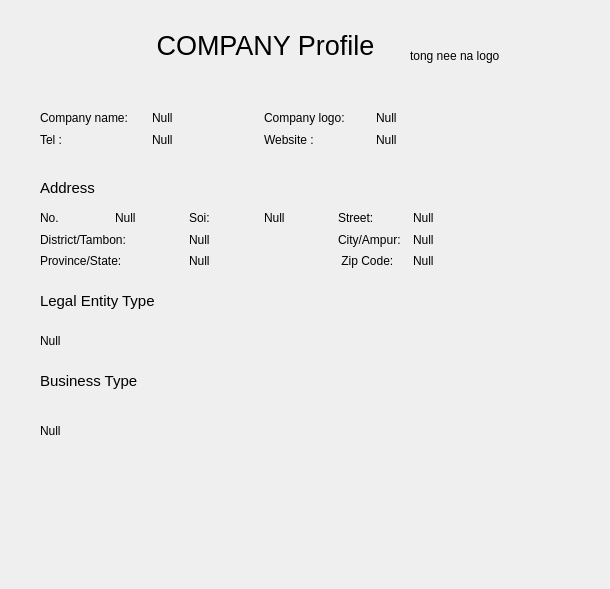
Before: the Qt Designer form ui_form/Company_view_profile.ui in Sirawap/PathFinder-Project, drawn with Qt 5.
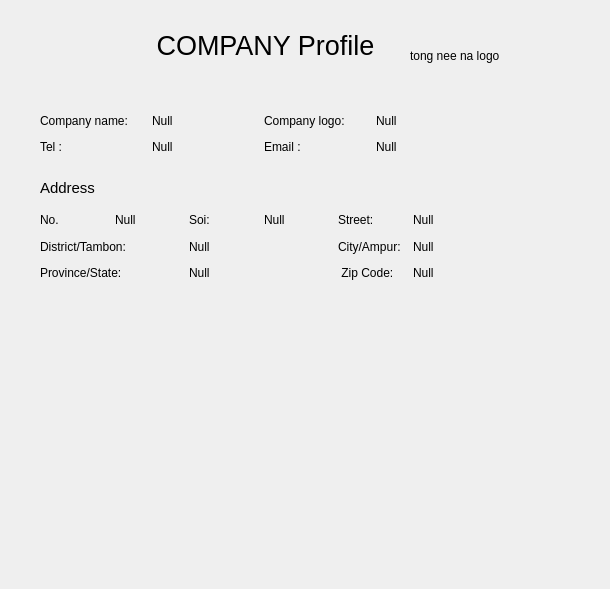
After: the same form once the commit is applied.

```diff
--- a/ui_form/Company_view_profile.ui
+++ b/ui_form/Company_view_profile.ui
@@ -52,75 +52,13 @@
     <string>Address</string>
    </property>
   </widget>
-  <widget class="QLabel" name="label_24">
-   <property name="geometry">
-    <rect>
-     <x>40</x>
-     <y>290</y>
-     <width>161</width>
-     <height>21</height>
-    </rect>
-   </property>
-   <property name="font">
-    <font>
-     <pointsize>11</pointsize>
-    </font>
-   </property>
-   <property name="text">
-    <string>Legal Entity Type</string>
-   </property>
-  </widget>
-  <widget class="QLabel" name="label_25">
-   <property name="geometry">
-    <rect>
-     <x>40</x>
-     <y>320</y>
-     <width>441</width>
-     <height>41</height>
-    </rect>
-   </property>
-   <property name="text">
-    <string>Null</string>
-   </property>
-  </widget>
-  <widget class="QLabel" name="label_26">
-   <property name="geometry">
-    <rect>
-     <x>40</x>
-     <y>370</y>
-     <width>161</width>
-     <height>21</height>
-    </rect>
-   </property>
-   <property name="font">
-    <font>
-     <pointsize>11</pointsize>
-    </font>
-   </property>
-   <property name="text">
-    <string>Business Type</string>
-   </property>
-  </widget>
-  <widget class="QLabel" name="label_27">
-   <property name="geometry">
-    <rect>
-     <x>40</x>
-     <y>410</y>
-     <width>441</width>
-     <height>41</height>
-    </rect>
-   </property>
-   <property name="text">
-    <string>Null</string>
-   </property>
-  </widget>
   <widget class="QWidget" name="layoutWidget">
    <property name="geometry">
     <rect>
      <x>40</x>
      <y>210</y>
      <width>441</width>
-     <height>59</height>
+     <height>73</height>
     </rect>
    </property>
    <layout class="QGridLayout" name="gridLayout">
@@ -258,7 +196,7 @@
      <x>40</x>
      <y>110</y>
      <width>441</width>
-     <height>38</height>
+     <height>47</height>
     </rect>
    </property>
    <layout class="QGridLayout" name="gridLayout_2">
@@ -321,7 +259,7 @@
       <item>
        <widget class="QLabel" name="label_4">
         <property name="text">
-         <string>Website :</string>
+         <string>Email :</string>
         </property>
        </widget>
       </item>
```
